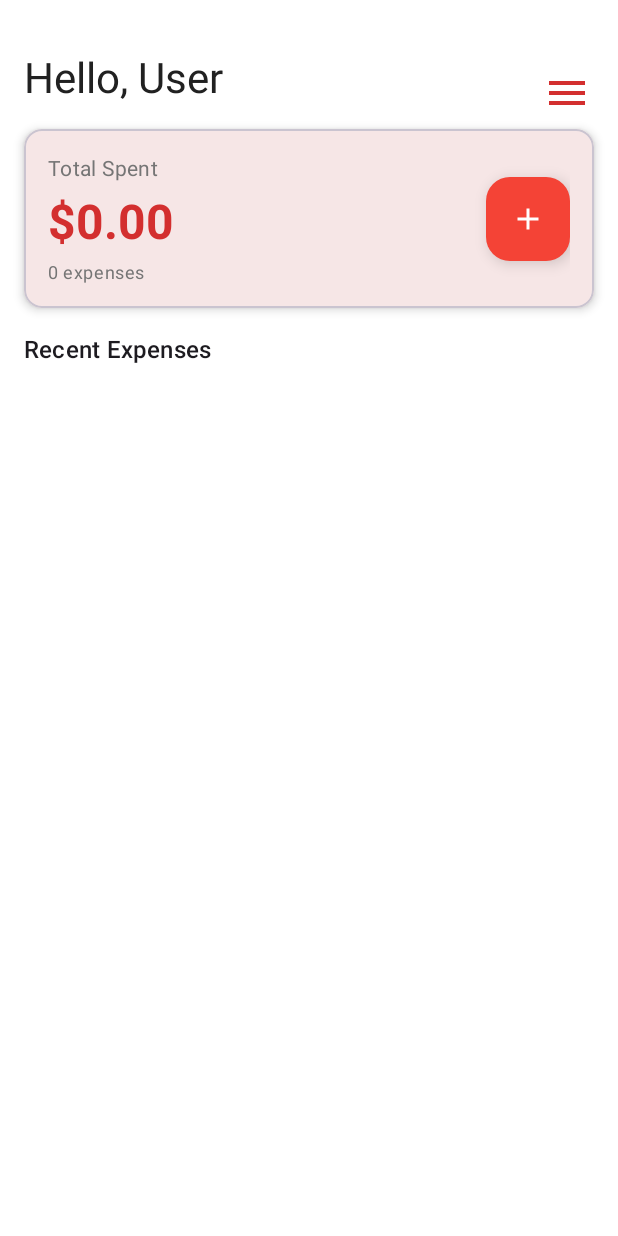
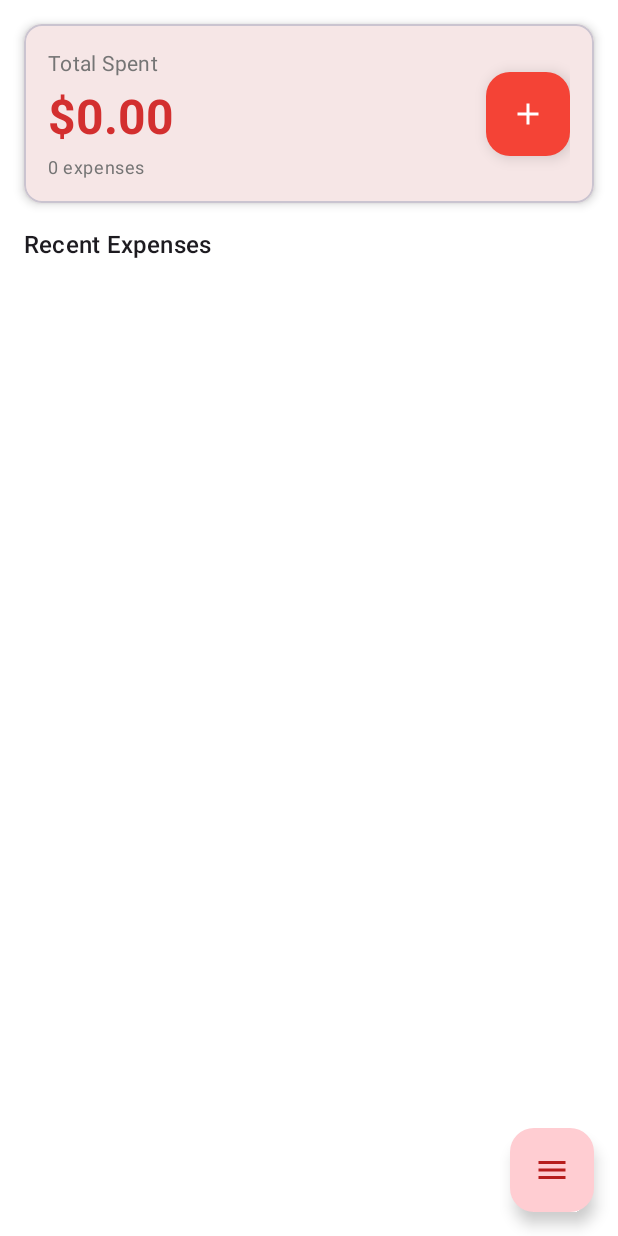
Before and after one commit to Calebnathan/Auto_Saver, an Android app: the MainActivity screen opened directly, with no data from a screen before it, on a phone screen of 412 x 824 dp. Run offline under Robolectric (Android 15) with nearby library versions, the phone set to English and light mode, and no system bars; our stand-ins replace Room's generated code.

Commit message:
Small changes
- Removed "Hello {user}" text from the home page
- Made the menu icon a floating button
- Removed the '_' from 'Auto_Saver'
- Improved descriptiveness of README

```diff
--- a/app/src/main/java/com/example/auto_saver/MainActivity.kt
+++ b/app/src/main/java/com/example/auto_saver/MainActivity.kt
@@ -25,9 +25,8 @@ import kotlinx.coroutines.withContext
 
 class MainActivity : AppCompatActivity() {
 
-    private lateinit var buttonMenu: Button
+    private lateinit var fabMenu: FloatingActionButton
     private lateinit var fabAdd: FloatingActionButton
-    private lateinit var tvGreeting: TextView
     private lateinit var rvExpenses: RecyclerView
     private lateinit var tvTotalSpent: TextView
     private lateinit var tvExpenseCount: TextView
@@ -69,21 +68,17 @@ class MainActivity : AppCompatActivity() {
     }
 
     private fun initializeViews() {
-        buttonMenu = findViewById(R.id.button_menu)
+        fabMenu = findViewById(R.id.fab_menu)
         fabAdd = findViewById(R.id.fab_add)
-        tvGreeting = findViewById(R.id.tv_greeting)
         rvExpenses = findViewById(R.id.rv_expenses)
         tvTotalSpent = findViewById(R.id.tv_total_spent)
         tvExpenseCount = findViewById(R.id.tv_expense_count)
         emptyStateLayout = findViewById(R.id.empty_state_layout)
-
-        // Load and display user's name
-        loadUserGreeting()
     }
 
     private fun setupMenu() {
-        buttonMenu.setOnClickListener {
-            val popup = PopupMenu(this, buttonMenu)
+        fabMenu.setOnClickListener {
+            val popup = PopupMenu(this, fabMenu)
             popup.menuInflater.inflate(R.menu.popup_menu, popup.menu)
 
             popup.setOnMenuItemClickListener { item ->
@@ -382,20 +377,4 @@ class MainActivity : AppCompatActivity() {
             }
         }
     }
-
-    private fun loadUserGreeting() {
-        val userId = userPrefs.getCurrentUserId()
-        if (userId != -1) {
-            lifecycleScope.launch {
-                val user = database.userDao().getUserById(userId)
-                user?.let {
-                    // Extract first name from fullName (get first word before space)
-                    val firstName = it.fullName?.split(" ")?.firstOrNull() ?: "User"
-                    tvGreeting.text = "Hello, $firstName"
-                }
-            }
-        } else {
-            tvGreeting.text = "Hello, User"
-        }
-    }
 }
--- a/app/src/main/res/layout/activity_main.xml
+++ b/app/src/main/res/layout/activity_main.xml
@@ -7,48 +7,18 @@
     android:layout_width="match_parent"
     android:layout_height="match_parent">
 
-    <!-- Hello, [Name] TextView in top-left -->
-    <TextView
-        android:id="@+id/tv_greeting"
-        android:layout_width="0dp"
-        android:layout_height="wrap_content"
-        android:layout_marginStart="16dp"
-        android:layout_marginTop="32dp"
-        android:layout_marginEnd="8dp"
-        android:text="Hello, User"
-        android:textAppearance="@style/TextAppearance.Material3.HeadlineMedium"
-        android:textColor="?attr/colorOnSurface"
-        android:maxLines="2"
-        android:ellipsize="end"
-        app:layout_constraintStart_toStartOf="parent"
-        app:layout_constraintTop_toTopOf="parent"
-        app:layout_constraintEnd_toStartOf="@id/button_menu" />
-
-    <!-- Menu Button moved to top-right -->
-    <Button
-        android:id="@+id/button_menu"
-        style="@style/Widget.Material3.Button.IconButton"
-        android:layout_width="wrap_content"
-        android:layout_height="wrap_content"
-        android:layout_marginEnd="4dp"
-        android:layout_marginTop="32dp"
-        android:contentDescription="@string/button_menu"
-        app:icon="@drawable/ic_material_menu"
-        app:iconSize="32dp"
-        app:layout_constraintEnd_toEndOf="parent"
-        app:layout_constraintTop_toTopOf="parent" />
-
     <!-- Summary Card with FAB inside -->
     <com.google.android.material.card.MaterialCardView
         android:id="@+id/card_summary"
         android:layout_width="0dp"
         android:layout_height="wrap_content"
         android:layout_margin="16dp"
+        android:layout_marginTop="32dp"
         app:cardElevation="4dp"
         app:cardCornerRadius="12dp"
         app:layout_constraintEnd_toEndOf="parent"
         app:layout_constraintStart_toStartOf="parent"
-        app:layout_constraintTop_toBottomOf="@id/tv_greeting">
+        app:layout_constraintTop_toTopOf="parent">
 
         <androidx.constraintlayout.widget.ConstraintLayout
             android:layout_width="match_parent"
@@ -130,7 +100,7 @@
         android:layout_height="0dp"
         android:layout_marginTop="8dp"
         android:clipToPadding="false"
-        android:paddingBottom="16dp"
+        android:paddingBottom="88dp"
         app:layoutManager="androidx.recyclerview.widget.LinearLayoutManager"
         app:layout_constraintBottom_toBottomOf="parent"
         app:layout_constraintEnd_toEndOf="parent"
@@ -168,4 +138,16 @@
 
     </LinearLayout>
 
+    <!-- Floating Menu Button in bottom-right -->
+    <com.google.android.material.floatingactionbutton.FloatingActionButton
+        android:id="@+id/fab_menu"
+        android:layout_width="wrap_content"
+        android:layout_height="wrap_content"
+        android:layout_marginEnd="16dp"
+        android:layout_marginBottom="16dp"
+        android:contentDescription="@string/button_menu"
+        app:srcCompat="@drawable/ic_material_menu"
+        app:layout_constraintEnd_toEndOf="parent"
+        app:layout_constraintBottom_toBottomOf="parent" />
+
 </androidx.constraintlayout.widget.ConstraintLayout>
--- a/app/src/main/res/values/strings.xml
+++ b/app/src/main/res/values/strings.xml
@@ -1,8 +1,7 @@
 <resources>
 
-    <string name="app_name">Auto_Saver</string>
+    <string name="app_name">Auto Saver</string>
     <string name="text_title">Home Page</string>
-
     <string name="button_menu">Visit the menu.</string>
     <string name="button_add">Add something.</string>
 
```
Also changed, not shown: 1 other file.
